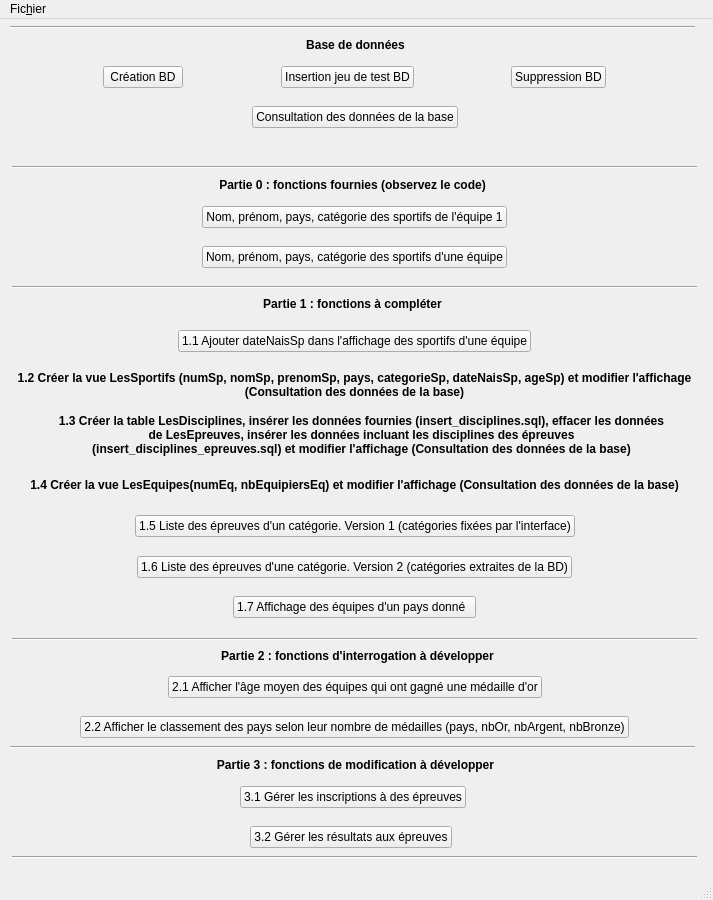
Qt form gui/mainWindow.ui (pH0xe/L3-Info-Projet-CEBD) before a commit.
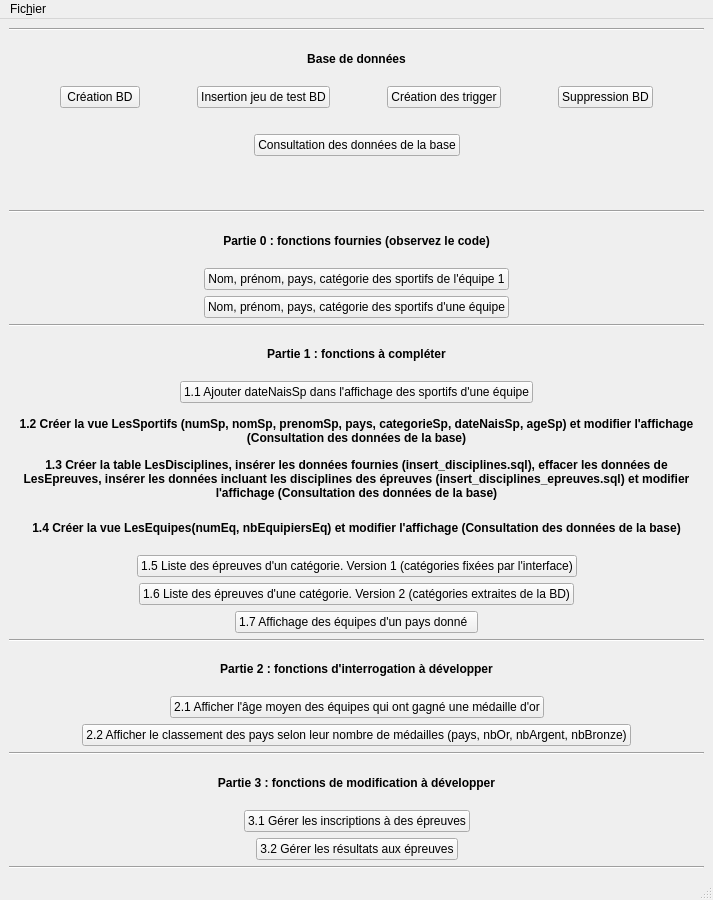
The same form after that commit.

Commit message:
Creation de trigger (#7)
* création d'un trigger pour verifier que l'on garde 3 inscrit minimum a une épreuve

* création d'un trigger pour verifier le pays d'un nouvel équipier

What changed in the file:
```diff
--- a/gui/mainWindow.ui
+++ b/gui/mainWindow.ui
@@ -14,28 +14,16 @@
    <string>Projet Jeux Olympiques</string>
   </property>
   <widget class="QWidget" name="centralwidget">
+   <layout class="QVBoxLayout" name="verticalLayout">
+    <item>
    <widget class="Line" name="line">
-    <property name="geometry">
-     <rect>
-      <x>10</x>
-      <y>0</y>
-      <width>685</width>
-      <height>16</height>
-     </rect>
-    </property>
     <property name="orientation">
      <enum>Qt::Horizontal</enum>
     </property>
    </widget>
+    </item>
+    <item>
    <widget class="QLabel" name="label">
-    <property name="geometry">
-     <rect>
-      <x>10</x>
-      <y>10</y>
-      <width>691</width>
-      <height>31</height>
-     </rect>
-    </property>
     <property name="font">
      <font>
       <weight>75</weight>
@@ -49,262 +37,11 @@
      <set>Qt::AlignCenter</set>
     </property>
    </widget>
-   <widget class="Line" name="line_2">
-    <property name="geometry">
-     <rect>
-      <x>12</x>
-      <y>140</y>
-      <width>685</width>
-      <height>16</height>
-     </rect>
-    </property>
-    <property name="orientation">
-     <enum>Qt::Horizontal</enum>
-    </property>
-   </widget>
-   <widget class="QLabel" name="label_3">
-    <property name="geometry">
-     <rect>
-      <x>7</x>
-      <y>150</y>
-      <width>691</width>
-      <height>31</height>
-     </rect>
-    </property>
-    <property name="font">
-     <font>
-      <weight>75</weight>
-      <bold>true</bold>
-     </font>
-    </property>
-    <property name="text">
-     <string>Partie 0 : fonctions fournies (observez le code)</string>
-    </property>
-    <property name="alignment">
-     <set>Qt::AlignCenter</set>
-    </property>
-   </widget>
-   <widget class="Line" name="line_3">
-    <property name="geometry">
-     <rect>
-      <x>12</x>
-      <y>260</y>
-      <width>685</width>
-      <height>16</height>
-     </rect>
-    </property>
-    <property name="orientation">
-     <enum>Qt::Horizontal</enum>
-    </property>
-   </widget>
-   <widget class="QLabel" name="label_4">
-    <property name="geometry">
-     <rect>
-      <x>7</x>
-      <y>269</y>
-      <width>691</width>
-      <height>31</height>
-     </rect>
-    </property>
-    <property name="font">
-     <font>
-      <weight>75</weight>
-      <bold>true</bold>
-     </font>
-    </property>
-    <property name="text">
-     <string>Partie 1 : fonctions à compléter</string>
-    </property>
-    <property name="alignment">
-     <set>Qt::AlignCenter</set>
-    </property>
-   </widget>
-   <widget class="QLabel" name="label_7">
-    <property name="geometry">
-     <rect>
-      <x>12</x>
-      <y>350</y>
-      <width>685</width>
-      <height>31</height>
-     </rect>
-    </property>
-    <property name="font">
-     <font>
-      <weight>75</weight>
-      <bold>true</bold>
-     </font>
-    </property>
-    <property name="text">
-     <string>1.2 Créer la vue LesSportifs (numSp, nomSp, prenomSp, pays, categorieSp, dateNaisSp, ageSp) et modifier l'affichage (Consultation des données de la base)</string>
-    </property>
-    <property name="alignment">
-     <set>Qt::AlignCenter</set>
-    </property>
-    <property name="wordWrap">
-     <bool>true</bool>
-    </property>
-   </widget>
-   <widget class="QLabel" name="label_8">
-    <property name="geometry">
-     <rect>
-      <x>56</x>
-      <y>390</y>
-      <width>611</width>
-      <height>51</height>
-     </rect>
-    </property>
-    <property name="font">
-     <font>
-      <weight>75</weight>
-      <bold>true</bold>
-     </font>
-    </property>
-    <property name="text">
-     <string>1.3 Créer la table LesDisciplines, insérer les données fournies (insert_disciplines.sql), effacer les données de LesEpreuves, insérer les données incluant les disciplines des épreuves (insert_disciplines_epreuves.sql) et modifier l'affichage (Consultation des données de la base)</string>
-    </property>
-    <property name="alignment">
-     <set>Qt::AlignCenter</set>
-    </property>
-    <property name="wordWrap">
-     <bool>true</bool>
-    </property>
-   </widget>
-   <widget class="QLabel" name="label_9">
-    <property name="geometry">
-     <rect>
-      <x>12</x>
-      <y>450</y>
-      <width>685</width>
-      <height>31</height>
-     </rect>
-    </property>
-    <property name="font">
-     <font>
-      <weight>75</weight>
-      <bold>true</bold>
-     </font>
-    </property>
-    <property name="text">
-     <string>1.4 Créer la vue LesEquipes(numEq, nbEquipiersEq) et modifier l'affichage (Consultation des données de la base)</string>
-    </property>
-    <property name="alignment">
-     <set>Qt::AlignCenter</set>
-    </property>
-    <property name="wordWrap">
-     <bool>true</bool>
-    </property>
-   </widget>
-   <widget class="Line" name="line_4">
-    <property name="geometry">
-     <rect>
-      <x>12</x>
-      <y>612</y>
-      <width>685</width>
-      <height>16</height>
-     </rect>
-    </property>
-    <property name="orientation">
-     <enum>Qt::Horizontal</enum>
-    </property>
-   </widget>
-   <widget class="QLabel" name="label_5">
-    <property name="geometry">
-     <rect>
-      <x>12</x>
-      <y>621</y>
-      <width>691</width>
-      <height>31</height>
-     </rect>
-    </property>
-    <property name="font">
-     <font>
-      <weight>75</weight>
-      <bold>true</bold>
-     </font>
-    </property>
-    <property name="text">
-     <string>Partie 2 : fonctions d'interrogation à développer</string>
-    </property>
-    <property name="alignment">
-     <set>Qt::AlignCenter</set>
-    </property>
-   </widget>
-   <widget class="Line" name="line_5">
-    <property name="geometry">
-     <rect>
-      <x>10</x>
-      <y>720</y>
-      <width>685</width>
-      <height>16</height>
-     </rect>
-    </property>
-    <property name="orientation">
-     <enum>Qt::Horizontal</enum>
-    </property>
-   </widget>
-   <widget class="QLabel" name="label_6">
-    <property name="geometry">
-     <rect>
-      <x>10</x>
-      <y>735</y>
-      <width>691</width>
-      <height>21</height>
-     </rect>
-    </property>
-    <property name="font">
-     <font>
-      <weight>75</weight>
-      <bold>true</bold>
-     </font>
-    </property>
-    <property name="text">
-     <string>Partie 3 : fonctions de modification à développer</string>
-    </property>
-    <property name="alignment">
-     <set>Qt::AlignCenter</set>
-    </property>
-   </widget>
-   <widget class="Line" name="line_6">
-    <property name="geometry">
-     <rect>
-      <x>12</x>
-      <y>830</y>
-      <width>685</width>
-      <height>16</height>
-     </rect>
-    </property>
-    <property name="orientation">
-     <enum>Qt::Horizontal</enum>
-    </property>
-   </widget>
-   <widget class="QLabel" name="label_2">
-    <property name="geometry">
-     <rect>
-      <x>10</x>
-      <y>120</y>
-      <width>689</width>
-      <height>19</height>
-     </rect>
-    </property>
-    <property name="text">
-     <string/>
-    </property>
-    <property name="alignment">
-     <set>Qt::AlignCenter</set>
-    </property>
-   </widget>
-   <widget class="QWidget" name="layoutWidget">
-    <property name="geometry">
-     <rect>
-      <x>12</x>
-      <y>40</y>
-      <width>685</width>
-      <height>36</height>
-     </rect>
-    </property>
+    </item>
+    <item>
     <layout class="QHBoxLayout" name="horizontalLayout">
      <item>
-      <spacer name="horizontalSpacer">
+       <spacer name="horizontalSpacer_3">
        <property name="orientation">
         <enum>Qt::Horizontal</enum>
        </property>
@@ -318,13 +55,19 @@
      </item>
      <item>
       <widget class="QPushButton" name="pushButton">
+        <property name="sizePolicy">
+         <sizepolicy hsizetype="Preferred" vsizetype="Fixed">
+          <horstretch>0</horstretch>
+          <verstretch>0</verstretch>
+         </sizepolicy>
+        </property>
        <property name="text">
         <string>Création BD</string>
        </property>
       </widget>
      </item>
      <item>
-      <spacer name="horizontalSpacer_2">
+       <spacer name="horizontalSpacer">
        <property name="orientation">
         <enum>Qt::Horizontal</enum>
        </property>
@@ -338,13 +81,45 @@
      </item>
      <item>
       <widget class="QPushButton" name="pushButton_3">
+        <property name="sizePolicy">
+         <sizepolicy hsizetype="Preferred" vsizetype="Fixed">
+          <horstretch>0</horstretch>
+          <verstretch>0</verstretch>
+         </sizepolicy>
+        </property>
        <property name="text">
         <string>Insertion jeu de test BD</string>
        </property>
       </widget>
      </item>
      <item>
-      <spacer name="horizontalSpacer_3">
+       <spacer name="horizontalSpacer_2">
+        <property name="orientation">
+         <enum>Qt::Horizontal</enum>
+        </property>
+        <property name="sizeHint" stdset="0">
+         <size>
+          <width>40</width>
+          <height>20</height>
+         </size>
+        </property>
+       </spacer>
+      </item>
+      <item>
+       <widget class="QPushButton" name="pushButton_12">
+        <property name="sizePolicy">
+         <sizepolicy hsizetype="Preferred" vsizetype="Fixed">
+          <horstretch>0</horstretch>
+          <verstretch>0</verstretch>
+         </sizepolicy>
+        </property>
+        <property name="text">
+         <string>Création des trigger</string>
+        </property>
+       </widget>
+      </item>
+      <item>
+       <spacer name="horizontalSpacer_21">
        <property name="orientation">
         <enum>Qt::Horizontal</enum>
        </property>
@@ -377,16 +152,24 @@
       </spacer>
      </item>
     </layout>
-   </widget>
-   <widget class="QWidget" name="layoutWidget">
-    <property name="geometry">
-     <rect>
-      <x>12</x>
-      <y>80</y>
-      <width>685</width>
-      <height>36</height>
-     </rect>
-    </property>
+    </item>
+    <item>
+     <layout class="QHBoxLayout" name="horizontalLayout_10"/>
+    </item>
+    <item>
+     <spacer name="horizontalSpacer_22">
+      <property name="orientation">
+       <enum>Qt::Horizontal</enum>
+      </property>
+      <property name="sizeHint" stdset="0">
+       <size>
+        <width>40</width>
+        <height>20</height>
+       </size>
+      </property>
+     </spacer>
+    </item>
+    <item>
     <layout class="QHBoxLayout" name="horizontalLayout_13">
      <item>
       <spacer name="horizontalSpacer_28">
@@ -422,16 +205,41 @@
       </spacer>
      </item>
     </layout>
-   </widget>
-   <widget class="QWidget" name="layoutWidget">
-    <property name="geometry">
-     <rect>
-      <x>12</x>
-      <y>180</y>
-      <width>685</width>
-      <height>36</height>
-     </rect>
-    </property>
+    </item>
+    <item>
+     <widget class="QLabel" name="label_2">
+      <property name="text">
+       <string/>
+      </property>
+      <property name="alignment">
+       <set>Qt::AlignCenter</set>
+      </property>
+     </widget>
+    </item>
+    <item>
+     <widget class="Line" name="line_2">
+      <property name="orientation">
+       <enum>Qt::Horizontal</enum>
+      </property>
+     </widget>
+    </item>
+    <item>
+     <widget class="QLabel" name="label_3">
+      <property name="font">
+       <font>
+        <weight>75</weight>
+        <bold>true</bold>
+       </font>
+      </property>
+      <property name="text">
+       <string>Partie 0 : fonctions fournies (observez le code)</string>
+      </property>
+      <property name="alignment">
+       <set>Qt::AlignCenter</set>
+      </property>
+     </widget>
+    </item>
+    <item>
     <layout class="QHBoxLayout" name="horizontalLayout_2">
      <item>
       <spacer name="horizontalSpacer_7">
@@ -467,16 +275,8 @@
       </spacer>
      </item>
     </layout>
-   </widget>
-   <widget class="QWidget" name="layoutWidget">
-    <property name="geometry">
-     <rect>
-      <x>12</x>
-      <y>220</y>
-      <width>685</width>
-      <height>36</height>
-     </rect>
-    </property>
+    </item>
+    <item>
     <layout class="QHBoxLayout" name="horizontalLayout_3">
      <item>
       <spacer name="horizontalSpacer_8">
@@ -512,16 +312,31 @@
       </spacer>
      </item>
     </layout>
-   </widget>
-   <widget class="QWidget" name="layoutWidget">
-    <property name="geometry">
-     <rect>
-      <x>12</x>
-      <y>304</y>
-      <width>685</width>
-      <height>36</height>
-     </rect>
-    </property>
+    </item>
+    <item>
+     <widget class="Line" name="line_3">
+      <property name="orientation">
+       <enum>Qt::Horizontal</enum>
+      </property>
+     </widget>
+    </item>
+    <item>
+     <widget class="QLabel" name="label_4">
+      <property name="font">
+       <font>
+        <weight>75</weight>
+        <bold>true</bold>
+       </font>
+      </property>
+      <property name="text">
+       <string>Partie 1 : fonctions à compléter</string>
+      </property>
+      <property name="alignment">
+       <set>Qt::AlignCenter</set>
+      </property>
+     </widget>
+    </item>
+    <item>
     <layout class="QHBoxLayout" name="horizontalLayout_4">
      <item>
       <spacer name="horizontalSpacer_10">
@@ -557,16 +372,65 @@
       </spacer>
      </item>
     </layout>
-   </widget>
-   <widget class="QWidget" name="layoutWidget">
-    <property name="geometry">
-     <rect>
-      <x>12</x>
-      <y>489</y>
-      <width>685</width>
-      <height>36</height>
-     </rect>
-    </property>
+    </item>
+    <item>
+     <widget class="QLabel" name="label_7">
+      <property name="font">
+       <font>
+        <weight>75</weight>
+        <bold>true</bold>
+       </font>
+      </property>
+      <property name="text">
+       <string>1.2 Créer la vue LesSportifs (numSp, nomSp, prenomSp, pays, categorieSp, dateNaisSp, ageSp) et modifier l'affichage (Consultation des données de la base)</string>
+      </property>
+      <property name="alignment">
+       <set>Qt::AlignCenter</set>
+      </property>
+      <property name="wordWrap">
+       <bool>true</bool>
+      </property>
+     </widget>
+    </item>
+    <item>
+     <widget class="QLabel" name="label_8">
+      <property name="font">
+       <font>
+        <weight>75</weight>
+        <bold>true</bold>
+       </font>
+      </property>
+      <property name="text">
+       <string>1.3 Créer la table LesDisciplines, insérer les données fournies (insert_disciplines.sql), effacer les données de LesEpreuves, insérer les données incluant les disciplines des épreuves (insert_disciplines_epreuves.sql) et modifier l'affichage (Consultation des données de la base)</string>
+      </property>
+      <property name="alignment">
+       <set>Qt::AlignCenter</set>
+      </property>
+      <property name="wordWrap">
+       <bool>true</bool>
+      </property>
+     </widget>
+    </item>
+    <item>
+     <widget class="QLabel" name="label_9">
+      <property name="font">
+       <font>
+        <weight>75</weight>
+        <bold>true</bold>
+       </font>
+      </property>
+      <property name="text">
+       <string>1.4 Créer la vue LesEquipes(numEq, nbEquipiersEq) et modifier l'affichage (Consultation des données de la base)</string>
+      </property>
+      <property name="alignment">
+       <set>Qt::AlignCenter</set>
+      </property>
+      <property name="wordWrap">
+       <bool>true</bool>
+      </property>
+     </widget>
+    </item>
+    <item>
     <layout class="QHBoxLayout" name="horizontalLayout_5">
      <item>
       <spacer name="horizontalSpacer_12">
@@ -602,16 +466,8 @@
       </spacer>
      </item>
     </layout>
-   </widget>
-   <widget class="QWidget" name="layoutWidget">
-    <property name="geometry">
-     <rect>
-      <x>12</x>
-      <y>530</y>
-      <width>685</width>
-      <height>36</height>
-     </rect>
-    </property>
+    </item>
+    <item>
     <layout class="QHBoxLayout" name="horizontalLayout_6">
      <item>
       <spacer name="horizontalSpacer_14">
@@ -647,16 +503,8 @@
       </spacer>
      </item>
     </layout>
-   </widget>
-   <widget class="QWidget" name="layoutWidget">
-    <property name="geometry">
-     <rect>
-      <x>12</x>
-      <y>570</y>
-      <width>685</width>
-      <height>36</height>
-     </rect>
-    </property>
+    </item>
+    <item>
     <layout class="QHBoxLayout" name="horizontalLayout_7">
      <item>
       <spacer name="horizontalSpacer_16">
@@ -692,16 +540,31 @@
       </spacer>
      </item>
     </layout>
-   </widget>
-   <widget class="QWidget" name="layoutWidget">
-    <property name="geometry">
-     <rect>
-      <x>12</x>
-      <y>650</y>
-      <width>685</width>
-      <height>36</height>
-     </rect>
-    </property>
+    </item>
+    <item>
+     <widget class="Line" name="line_4">
+      <property name="orientation">
+       <enum>Qt::Horizontal</enum>
+      </property>
+     </widget>
+    </item>
+    <item>
+     <widget class="QLabel" name="label_5">
+      <property name="font">
+       <font>
+        <weight>75</weight>
+        <bold>true</bold>
+       </font>
+      </property>
+      <property name="text">
+       <string>Partie 2 : fonctions d'interrogation à développer</string>
+      </property>
+      <property name="alignment">
+       <set>Qt::AlignCenter</set>
+      </property>
+     </widget>
+    </item>
+    <item>
     <layout class="QHBoxLayout" name="horizontalLayout_8">
      <item>
       <spacer name="horizontalSpacer_18">
@@ -737,16 +600,8 @@
       </spacer>
      </item>
     </layout>
-   </widget>
-   <widget class="QWidget" name="layoutWidget">
-    <property name="geometry">
-     <rect>
-      <x>12</x>
-      <y>690</y>
-      <width>685</width>
-      <height>36</height>
-     </rect>
-    </property>
+    </item>
+    <item>
     <layout class="QHBoxLayout" name="horizontalLayout_9">
      <item>
       <spacer name="horizontalSpacer_20">
@@ -782,16 +637,31 @@
       </spacer>
      </item>
     </layout>
-   </widget>
-   <widget class="QWidget" name="layoutWidget">
-    <property name="geometry">
-     <rect>
-      <x>10</x>
-      <y>760</y>
-      <width>685</width>
-      <height>36</height>
-     </rect>
-    </property>
+    </item>
+    <item>
+     <widget class="Line" name="line_5">
+      <property name="orientation">
+       <enum>Qt::Horizontal</enum>
+      </property>
+     </widget>
+    </item>
+    <item>
+     <widget class="QLabel" name="label_6">
+      <property name="font">
+       <font>
+        <weight>75</weight>
+        <bold>true</bold>
+       </font>
+      </property>
+      <property name="text">
+       <string>Partie 3 : fonctions de modification à développer</string>
+      </property>
+      <property name="alignment">
+       <set>Qt::AlignCenter</set>
+      </property>
+     </widget>
+    </item>
+    <item>
     <layout class="QHBoxLayout" name="horizontalLayout_11">
      <item>
       <spacer name="horizontalSpacer_24">
@@ -827,16 +697,8 @@
       </spacer>
      </item>
     </layout>
-   </widget>
-   <widget class="QWidget" name="layoutWidget">
-    <property name="geometry">
-     <rect>
-      <x>10</x>
-      <y>800</y>
-      <width>681</width>
-      <height>36</height>
-     </rect>
-    </property>
+    </item>
+    <item>
     <layout class="QHBoxLayout" name="horizontalLayout_12">
      <item>
       <spacer name="horizontalSpacer_26">
@@ -872,7 +734,15 @@
       </spacer>
      </item>
     </layout>
-   </widget>
+    </item>
+    <item>
+     <widget class="Line" name="line_6">
+      <property name="orientation">
+       <enum>Qt::Horizontal</enum>
+      </property>
+     </widget>
+    </item>
+   </layout>
   </widget>
   <widget class="QMenuBar" name="menubar">
    <property name="geometry">
```
Left out of the diff: 67 changed lines with no effect on the pictures. Lines whose indentation alone changed are shown as unchanged. The commit also changes 5 other files.
